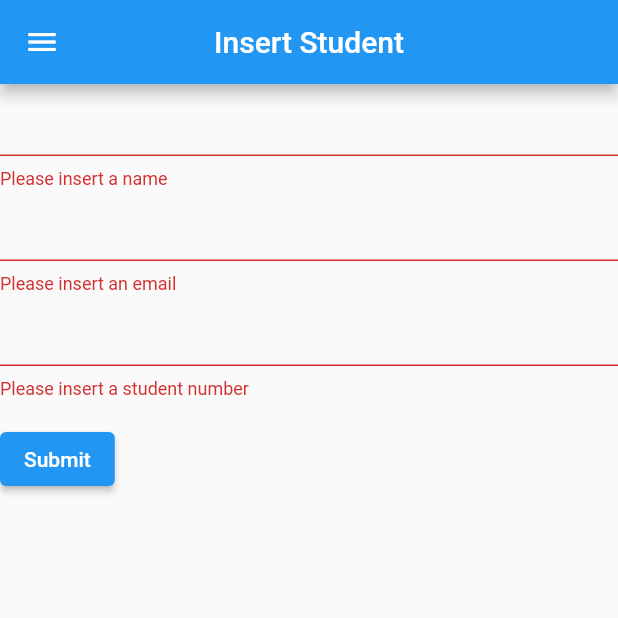
After one commit to CarameloxD/LPI_flutter, a Flutter app: the insertStudent screen opened directly, after a tap on "Submit", on a phone screen of 412 x 824 dp, the top half of it. The commit adds this screen. Run offline on Flutter 3.47's test engine with Material 2 defaults, Android fonts, the phone set to English and light mode, and no system bars; our stand-ins replace flutter_secure_storage; missing offline and left inert: flutter_secure_storage_web; accounts and stored records are empty; network calls fail.

Commit message:
InsertStudent (Not finished)

```diff
--- /dev/null
+++ b/lib/screens/insertStudent.dart
@@ -0,0 +1,112 @@
+import 'dart:convert';
+import 'package:flutter/material.dart';
+import 'package:http/http.dart' as http;
+import 'NavBar.dart';
+
+class insertStudent extends StatefulWidget {
+  @override
+  _insertStudentState createState() => _insertStudentState();
+}
+
+class _insertStudentState extends State<insertStudent> {
+  final _formKey = GlobalKey<FormState>();
+  var _name = '', _email = '', _studentNumber = '';
+
+  Future<int> attemptInsert(String name, String email, String studentNumber,
+      BuildContext context) async {
+    print(name);
+    print(email);
+    print(studentNumber);
+    final response = await http.post(
+        Uri.parse('http://10.0.2.2:8081/api/v1/home/insertStudent'),
+        headers: <String, String>{
+          'Content-Type': 'application/json; charset=UTF-8',
+        },
+        body: jsonEncode(<String, String>{
+          'name': name,
+          'email': email,
+          'student_number': studentNumber
+        }));
+    print(response.body);
+    if (response.statusCode == 201) {
+      var jsonResponse = json.decode(response.body);
+      print(jsonResponse);
+      return 1;
+    } else {
+      print("Request has not been inserted correctly");
+      return 0;
+    }
+  }
+
+  @override
+  Widget build(BuildContext context) {
+    return Scaffold(
+        appBar: AppBar(centerTitle: true, title: Text('Insert Student')),
+        drawer: NavBar(),
+        body: Container(
+          child: Form(
+            key: _formKey,
+            child: Column(
+              crossAxisAlignment: CrossAxisAlignment.start,
+              children: [
+                TextFormField(
+                    // The validator receives the text that the user has entered.
+                    validator: (value) {
+                  if (value == null || value.isEmpty) {
+                    return 'Please insert a name';
+                  }
+                  return null;
+                }, onSaved: (value) {
+                  setState(() {
+                    _name = value!;
+                  });
+                }),
+                TextFormField(
+                    // The validator receives the text that the user has entered.
+                    validator: (value) {
+                  if (value == null || value.isEmpty) {
+                    return 'Please insert an email';
+                  }
+                  return null;
+                }, onSaved: (value) {
+                  setState(() {
+                    _email = value!;
+                  });
+                }),
+                TextFormField(
+                    // The validator receives the text that the user has entered.
+                    validator: (value) {
+                  if (value == null || value.isEmpty) {
+                    return 'Please insert a student number';
+                  }
+                  return null;
+                }, onSaved: (value) {
+                  setState(() {
+                    _studentNumber = value!;
+                  });
+                }),
+                Padding(
+                  padding: const EdgeInsets.symmetric(vertical: 16.0),
+                  child: ElevatedButton(
+                    onPressed: () async {
+                      // Validate returns true if the form is valid, or false otherwise.
+                      if (_formKey.currentState!.validate()) {
+                        _formKey.currentState!.save();
+                        // If the form is valid, display a snackbar. In the real world,
+                        // you'd often call a server or save the information in a database.
+                        ScaffoldMessenger.of(context).showSnackBar(
+                          const SnackBar(content: Text('Processing Data')),
+                        );
+                        await attemptInsert(
+                            _name, _email, _studentNumber, context);
+                      }
+                    },
+                    child: const Text('Submit'),
+                  ),
+                ),
+              ],
+            ),
+          ),
+        ));
+  }
+}
```
Also changed, not shown: lib/screens/NavBar.dart (+6 -2 lines).
